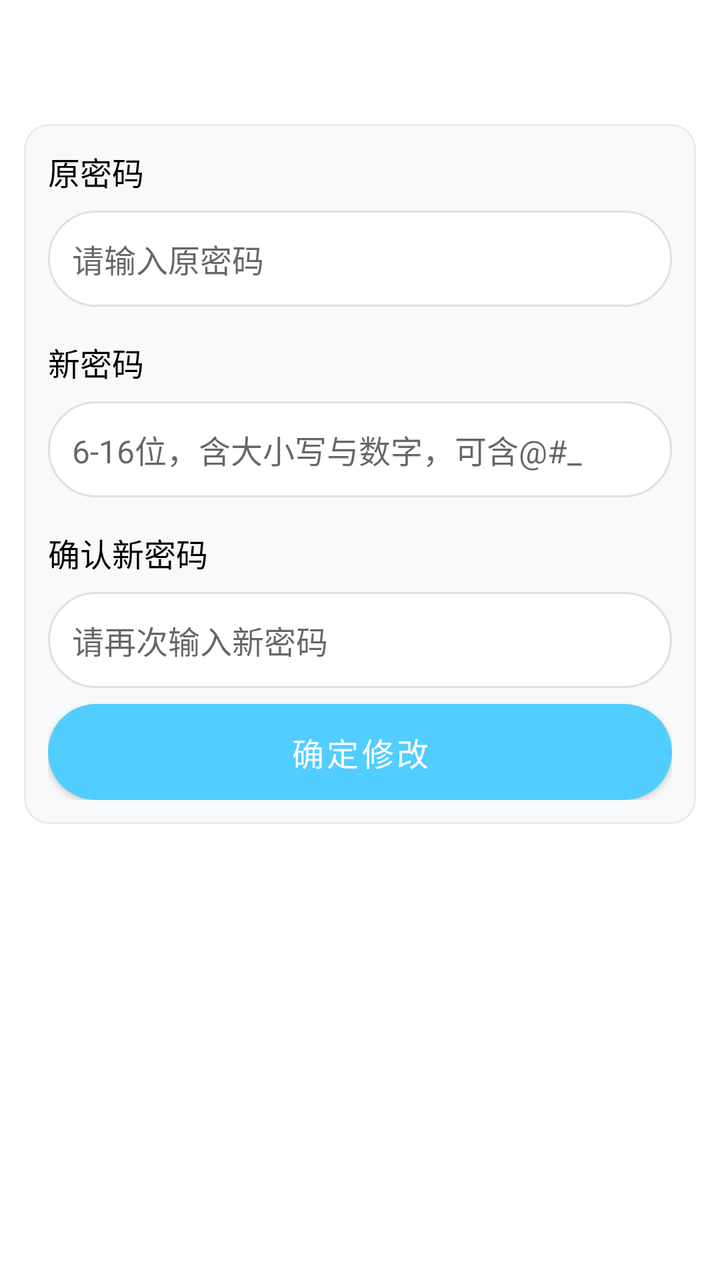
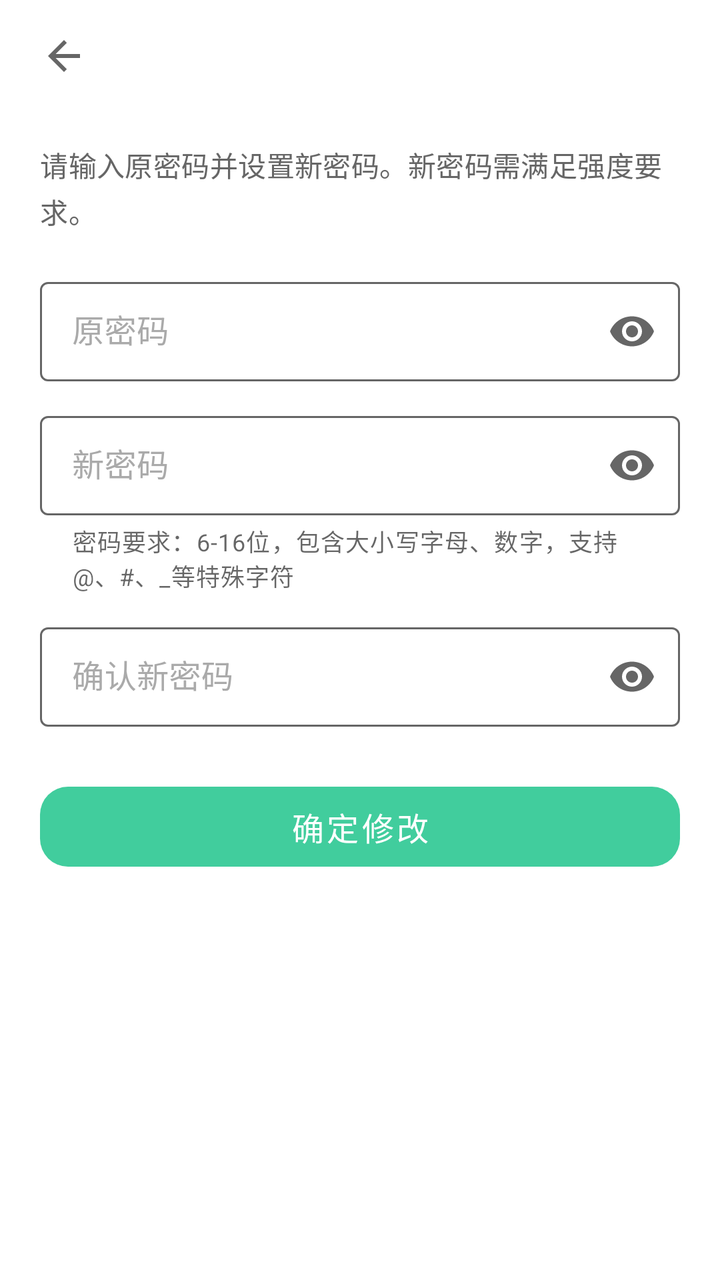

The first picture is an Android layout as it rendered before a commit; the second is the same layout after the commit. The layout source and the unified diff follow.
<!-- AndroidManifest.xml: activity theme Theme.PomodoroTimer.NoActionBar -->
<!-- res/layout/activity_change_password.xml -->
<?xml version="1.0" encoding="utf-8"?>
<ScrollView xmlns:android="http://schemas.android.com/apk/res/android"
    android:layout_width="match_parent"
    android:layout_height="match_parent"
    android:scrollbars="none">

    <LinearLayout
        android:layout_width="match_parent"
        android:layout_height="wrap_content"
        android:orientation="vertical"
        android:layout_marginTop="40dp"
        android:padding="12dp">

        <LinearLayout
            android:layout_width="match_parent"
            android:layout_height="wrap_content"
            android:layout_marginTop="10dp"
            android:orientation="vertical"
            android:background="@drawable/account_section_background"
            android:padding="12dp">

            <TextView
                android:layout_width="wrap_content"
                android:layout_height="wrap_content"
                android:text="@string/account_label_old_password"
                android:textSize="16sp"
                android:textColor="@color/text_primary"
                android:layout_marginBottom="8dp"/>

            <EditText
                android:id="@+id/et_old_password"
                android:layout_width="match_parent"
                android:layout_height="48dp"
                android:background="@drawable/edit_text_background"
                android:padding="12dp"
                android:hint="@string/account_error_old_password_required"
                android:textSize="16sp"
                android:maxLength="16"
                android:inputType="textPassword"
                android:layout_marginBottom="16dp"/>

            <TextView
                android:layout_width="wrap_content"
                android:layout_height="wrap_content"
                android:text="@string/account_label_new_password"
                android:textSize="16sp"
                android:textColor="@color/text_primary"
                android:layout_marginBottom="8dp"/>

            <EditText
                android:id="@+id/et_new_password"
                android:layout_width="match_parent"
                android:layout_height="48dp"
                android:background="@drawable/edit_text_background"
                android:padding="12dp"
                android:hint="@string/account_hint_password_format"
                android:textSize="16sp"
                android:maxLength="16"
                android:inputType="textPassword"
                android:layout_marginBottom="16dp"/>

            <TextView
                android:layout_width="wrap_content"
                android:layout_height="wrap_content"
                android:text="@string/account_label_confirm_new_password"
                android:textSize="16sp"
                android:textColor="@color/text_primary"
                android:layout_marginBottom="8dp"/>

            <EditText
                android:id="@+id/et_confirm_password"
                android:layout_width="match_parent"
                android:layout_height="48dp"
                android:background="@drawable/edit_text_background"
                android:padding="12dp"
                android:hint="@string/account_error_confirm_new_password_required"
                android:textSize="16sp"
                android:maxLength="16"
                android:inputType="textPassword"
                android:layout_marginBottom="8dp"/>

            <TextView
                android:id="@+id/tv_tip"
                android:layout_width="match_parent"
                android:layout_height="wrap_content"
                android:textColor="@color/error"
                android:textSize="12sp"
                android:visibility="gone"
                android:layout_marginBottom="8dp"/>

            <Button
                android:id="@+id/btn_submit"
                android:layout_width="match_parent"
                android:layout_height="48dp"
                android:text="@string/account_btn_change_password"
                android:textSize="16sp"
                android:background="@drawable/button_blue_background"
                android:textColor="@color/white"/>

        </LinearLayout>

    </LinearLayout>

</ScrollView>
<!-- resources referenced by this layout -->
<resources>
  <color name="error">#FFF44336</color>
  <color name="white">#FFFFFFFF</color>
  <!-- drawable account_section_background (drawable) -->
  <?xml version="1.0" encoding="utf-8"?>
  <shape xmlns:android="http://schemas.android.com/apk/res/android"
      android:shape="rectangle">
      <solid android:color="@color/account_section_bg" />
      <corners android:radius="12dp" />
      <stroke
          android:width="1dp"
          android:color="@color/account_section_border" />
  </shape>
  <!-- drawable button_blue_background (drawable) -->
  <?xml version="1.0" encoding="utf-8"?>
  <shape xmlns:android="http://schemas.android.com/apk/res/android"
      android:shape="rectangle">
      <solid android:color="#2196F3" />
      <corners android:radius="28dp" />
  </shape>
  <!-- drawable edit_text_background (drawable) -->
  <?xml version="1.0" encoding="utf-8"?>
  <shape xmlns:android="http://schemas.android.com/apk/res/android"
      android:shape="rectangle">
      <solid android:color="@color/white" />
      <corners android:radius="24dp" />
      <stroke
          android:width="1dp"
          android:color="#E0E0E0" />
  </shape>
  <string name="account_error_confirm_new_password_required">请再次输入新密码</string>
  <string name="account_error_old_password_required">请输入原密码</string>
  <string name="account_hint_password_format">6-16位，含大小写与数字，可含@#_</string>
  <style name="Theme.PomodoroTimer.NoActionBar" parent="Theme.MaterialComponents.DayNight.NoActionBar">
          <item name="windowActionBar">false</item>
          <item name="windowNoTitle">true</item>
          <item name="colorPrimary">@color/skyblue</item>
          <item name="colorPrimaryVariant">@color/default_theme_dark</item>
          <item name="colorOnPrimary">@color/text_primary</item>
          <item name="android:statusBarColor">@color/background_card</item>
          <item name="android:navigationBarColor">@color/background_card</item>
          <item name="android:windowFullscreen">false</item>
          <item name="android:windowContentOverlay">@null</item>
      </style>
  <color name="account_section_bg">#FFF8F9FA</color>
  <color name="account_section_border">#FFE9ECEF</color>
  <color name="skyblue">#FF51CDFF</color>
  <color name="default_theme_dark">#014971</color>
  <color name="background_card">#FFFFFFFF</color>
  <!-- unchanged entries left out for length: 5 -->
</resources>

<!-- the commit's change to res/layout/activity_change_password.xml (unified diff, before → after) -->
@@ -1,104 +1,133 @@
 <?xml version="1.0" encoding="utf-8"?>
-<ScrollView xmlns:android="http://schemas.android.com/apk/res/android"
+<LinearLayout xmlns:android="http://schemas.android.com/apk/res/android"
+    xmlns:app="http://schemas.android.com/apk/res-auto"
     android:layout_width="match_parent"
     android:layout_height="match_parent"
-    android:scrollbars="none">
+    android:orientation="vertical">
 
-    <LinearLayout
+    <include layout="@layout/include_subpage_toolbar" />
+
+    <androidx.core.widget.NestedScrollView
+        android:id="@+id/subpage_content"
         android:layout_width="match_parent"
-        android:layout_height="wrap_content"
-        android:orientation="vertical"
-        android:layout_marginTop="40dp"
-        android:padding="12dp">
+        android:layout_height="0dp"
+        android:layout_weight="1"
+        android:clipToPadding="false"
+        android:fillViewport="true"
+        android:overScrollMode="ifContentScrolls"
+        android:scrollbars="none">
 
         <LinearLayout
             android:layout_width="match_parent"
             android:layout_height="wrap_content"
-            android:layout_marginTop="10dp"
             android:orientation="vertical"
-            android:background="@drawable/account_section_background"
-            android:padding="12dp">
+            android:paddingHorizontal="20dp"
+            android:paddingTop="16dp"
+            android:paddingBottom="32dp">
 
             <TextView
-                android:layout_width="wrap_content"
+                style="@style/AuthFormSubtitle"
+                android:layout_width="match_parent"
                 android:layout_height="wrap_content"
-                android:text="@string/account_label_old_password"
-                android:textSize="16sp"
-                android:textColor="@color/text_primary"
-                android:layout_marginBottom="8dp"/>
+                android:text="@string/auth_change_password_subtitle" />
 
-            <EditText
-                android:id="@+id/et_old_password"
+            <com.google.android.material.textfield.TextInputLayout
+                android:id="@+id/til_old_password"
+                style="@style/AuthTextInputLayout"
                 android:layout_width="match_parent"
-                android:layout_height="48dp"
-                android:background="@drawable/edit_text_background"
-                android:padding="12dp"
-                android:hint="@string/account_error_old_password_required"
-                android:textSize="16sp"
-                android:maxLength="16"
-                android:inputType="textPassword"
-                android:layout_marginBottom="16dp"/>
+                android:layout_height="wrap_content"
+                android:layout_marginTop="20dp"
+                android:hint="@string/account_label_old_password"
+                app:endIconMode="password_toggle">
 
-            <TextView
-                android:layout_width="wrap_content"
+                <com.google.android.material.textfield.TextInputEditText
+                    android:id="@+id/et_old_password"
+                    style="@style/AuthTextInputEditText"
+                    android:layout_width="match_parent"
+                    android:layout_height="wrap_content"
+                    android:imeOptions="actionNext"
+                    android:inputType="textPassword"
+                    android:maxLength="16"
+                    android:maxLines="1" />
+            </com.google.android.material.textfield.TextInputLayout>
+
+            <com.google.android.material.textfield.TextInputLayout
+                android:id="@+id/til_new_password"
+                style="@style/AuthTextInputLayout"
+                android:layout_width="match_parent"
                 android:layout_height="wrap_content"
-                android:text="@string/account_label_new_password"
-                android:textSize="16sp"
-                android:textColor="@color/text_primary"
-                android:layout_marginBottom="8dp"/>
+                android:layout_marginTop="12dp"
+                android:hint="@string/account_label_new_password"
+                app:endIconMode="password_toggle"
+                app:helperText="@string/account_hint_password_requirements"
+                app:helperTextEnabled="true">
 
-            <EditText
-                android:id="@+id/et_new_password"
+                <com.google.android.material.textfield.TextInputEditText
+                    android:id="@+id/et_new_password"
+                    style="@style/AuthTextInputEditText"
+                    android:layout_width="match_parent"
+                    android:layout_height="wrap_content"
+                    android:imeOptions="actionNext"
+                    android:inputType="textPassword"
+                    android:maxLength="16"
+                    android:maxLines="1" />
+            </com.google.android.material.textfield.TextInputLayout>
+
+            <com.google.android.material.textfield.TextInputLayout
+                android:id="@+id/til_confirm_password"
+                style="@style/AuthTextInputLayout"
                 android:layout_width="match_parent"
-                android:layout_height="48dp"
-                android:background="@drawable/edit_text_background"
-                android:padding="12dp"
-                android:hint="@string/account_hint_password_format"
-                android:textSize="16sp"
-                android:maxLength="16"
-                android:inputType="textPassword"
-                android:layout_marginBottom="16dp"/>
+                android:layout_height="wrap_content"
+                android:layout_marginTop="12dp"
+                android:hint="@string/account_label_confirm_new_password"
+                app:endIconMode="password_toggle">
 
-            <TextView
-                android:layout_width="wrap_content"
-                android:layout_height="wrap_content"
-                android:text="@string/account_label_confirm_new_password"
-                android:textSize="16sp"
-                android:textColor="@color/text_primary"
-                android:layout_marginBottom="8dp"/>
-
-            <EditText
-                android:id="@+id/et_confirm_password"
-                android:layout_width="match_parent"
-                android:layout_height="48dp"
-                android:background="@drawable/edit_text_background"
-                android:padding="12dp"
-                android:hint="@string/account_error_confirm_new_password_required"
-                android:textSize="16sp"
-                android:maxLength="16"
-                android:inputType="textPassword"
-                android:layout_marginBottom="8dp"/>
+                <com.google.android.material.textfield.TextInputEditText
+                    android:id="@+id/et_confirm_password"
+                    style="@style/AuthTextInputEditText"
+                    android:layout_width="match_parent"
+                    android:layout_height="wrap_content"
+                    android:imeOptions="actionDone"
+                    android:inputType="textPassword"
+                    android:maxLength="16"
+                    android:maxLines="1" />
+            </com.google.android.material.textfield.TextInputLayout>
 
             <TextView
                 android:id="@+id/tv_tip"
                 android:layout_width="match_parent"
                 android:layout_height="wrap_content"
-                android:textColor="@color/error"
-                android:textSize="12sp"
-                android:visibility="gone"
-                android:layout_marginBottom="8dp"/>
+                android:layout_marginTop="8dp"
+                android:textColor="@color/semantic_error"
+                android:textSize="13sp"
+                android:visibility="gone" />
 
-            <Button
+            <com.google.android.material.button.MaterialButton
                 android:id="@+id/btn_submit"
+                style="@style/AuthPrimaryButton"
                 android:layout_width="match_parent"
-                android:layout_height="48dp"
-                android:text="@string/account_btn_change_password"
-                android:textSize="16sp"
-                android:background="@drawable/button_blue_background"
-                android:textColor="@color/white"/>
+                android:layout_height="wrap_content"
+                android:layout_marginTop="24dp"
+                android:text="@string/account_btn_change_password" />
+        </LinearLayout>
+    </androidx.core.widget.NestedScrollView>
+</LinearLayout>
+<!-- res/layout/include_subpage_toolbar.xml (included above) -->
+<?xml version="1.0" encoding="utf-8"?>
+<FrameLayout xmlns:android="http://schemas.android.com/apk/res/android"
+    xmlns:app="http://schemas.android.com/apk/res-auto"
+    android:id="@+id/subpage_toolbar_container"
+    android:layout_width="match_parent"
+    android:layout_height="wrap_content">
 
-        </LinearLayout>
-
-    </LinearLayout>
-
-</ScrollView>
+    <com.google.android.material.appbar.MaterialToolbar
+        android:id="@+id/subpage_toolbar"
+        style="@style/MainToolbar"
+        android:layout_width="match_parent"
+        android:layout_height="56dp"
+        android:paddingStart="4dp"
+        android:paddingEnd="12dp"
+        app:navigationIcon="@drawable/ic_back"
+        app:titleCentered="false"
+        app:titleTextAppearance="@style/AppActionBarTitle" />
+</FrameLayout>
<!-- resource entries referenced after the edit -->
@@ -1,53 +1,112 @@
 <!-- resources referenced by this layout -->
 <resources>
-  <color name="error">#FFF44336</color>
-  <color name="white">#FFFFFFFF</color>
-  <!-- drawable account_section_background (drawable) -->
-  <?xml version="1.0" encoding="utf-8"?>
-  <shape xmlns:android="http://schemas.android.com/apk/res/android"
-      android:shape="rectangle">
-      <solid android:color="@color/account_section_bg" />
-      <corners android:radius="12dp" />
-      <stroke
-          android:width="1dp"
-          android:color="@color/account_section_border" />
-  </shape>
-  <!-- drawable button_blue_background (drawable) -->
-  <?xml version="1.0" encoding="utf-8"?>
-  <shape xmlns:android="http://schemas.android.com/apk/res/android"
-      android:shape="rectangle">
-      <solid android:color="#2196F3" />
-      <corners android:radius="28dp" />
-  </shape>
-  <!-- drawable edit_text_background (drawable) -->
-  <?xml version="1.0" encoding="utf-8"?>
-  <shape xmlns:android="http://schemas.android.com/apk/res/android"
-      android:shape="rectangle">
-      <solid android:color="@color/white" />
-      <corners android:radius="24dp" />
-      <stroke
-          android:width="1dp"
-          android:color="#E0E0E0" />
-  </shape>
-  <string name="account_error_confirm_new_password_required">请再次输入新密码</string>
-  <string name="account_error_old_password_required">请输入原密码</string>
-  <string name="account_hint_password_format">6-16位，含大小写与数字，可含@#_</string>
+  <color name="semantic_error">#FFF44336</color>
+  <!-- drawable ic_back (drawable) -->
+  <vector xmlns:android="http://schemas.android.com/apk/res/android"
+      android:width="24dp"
+      android:height="24dp"
+      android:viewportWidth="24"
+      android:viewportHeight="24"
+      android:tint="?attr/colorControlNormal">
+      <path
+          android:fillColor="@color/text_secondary"
+          android:pathData="M20,11H7.83l5.59,-5.59L12,4l-8,8 8,8 1.41,-1.41L7.83,13H20v-2z"/>
+  </vector>
+  <string name="account_hint_password_requirements">密码要求：6-16位，包含大小写字母、数字，支持@、#、_等特殊字符</string>
+  <string name="auth_change_password_subtitle">请输入原密码并设置新密码。新密码需满足强度要求。</string>
+  <style name="AppActionBarTitle" parent="TextAppearance.AppCompat.Widget.ActionBar.Title">
+          <item name="android:textColor">@color/text_primary</item>
+          <item name="android:textSize">18sp</item>
+      </style>
+  <style name="AuthFormSubtitle">
+          <item name="android:textSize">14sp</item>
+          <item name="android:textColor">@color/text_secondary</item>
+          <item name="android:lineSpacingExtra">3dp</item>
+          <item name="android:letterSpacing">0.01</item>
+      </style>
+  <style name="AuthPrimaryButton" parent="Widget.MaterialComponents.Button.UnelevatedButton">
+          <item name="android:minHeight">52dp</item>
+          <item name="android:textAllCaps">false</item>
+          <item name="android:textColor">@color/on_brand</item>
+          <item name="android:textSize">16sp</item>
+          <item name="backgroundTint">@color/brand</item>
+          <item name="cornerRadius">14dp</item>
+          <item name="elevation">0dp</item>
+          <item name="rippleColor">@color/bottom_nav_ripple</item>
+      </style>
+  <style name="AuthTextInputEditText">
+          <item name="android:textColor">@color/text_primary</item>
+          <item name="android:textSize">16sp</item>
+          <item name="android:paddingTop">14dp</item>
+          <item name="android:paddingBottom">14dp</item>
+      </style>
+  <style name="AuthTextInputLayout" parent="Widget.MaterialComponents.TextInputLayout.OutlinedBox">
+          <item name="boxStrokeColor">@color/text_input_box_stroke</item>
+          <item name="hintTextColor">@color/brand</item>
+          <item name="android:textColorHint">@color/text_hint</item>
+      </style>
+  <style name="MainToolbar" parent="Widget.MaterialComponents.Toolbar">
+          <item name="android:background">@android:color/transparent</item>
+          <item name="background">@android:color/transparent</item>
+          <item name="android:elevation">0dp</item>
+          <item name="elevation">0dp</item>
+          <item name="android:stateListAnimator">@null</item>
+          <item name="android:outlineProvider">none</item>
+      </style>
   <style name="Theme.PomodoroTimer.NoActionBar" parent="Theme.MaterialComponents.DayNight.NoActionBar">
           <item name="windowActionBar">false</item>
           <item name="windowNoTitle">true</item>
-          <item name="colorPrimary">@color/skyblue</item>
-          <item name="colorPrimaryVariant">@color/default_theme_dark</item>
-          <item name="colorOnPrimary">@color/text_primary</item>
-          <item name="android:statusBarColor">@color/background_card</item>
-          <item name="android:navigationBarColor">@color/background_card</item>
+          <item name="colorPrimary">@color/brand</item>
+          <item name="colorPrimaryVariant">@color/brand</item>
+          <item name="colorOnPrimary">@color/on_brand</item>
+          <item name="colorSecondary">@color/brand</item>
+          <item name="colorOnSecondary">@color/on_brand</item>
+          <item name="android:statusBarColor">@color/surface_card</item>
+          <item name="android:navigationBarColor">@color/surface_card</item>
           <item name="android:windowFullscreen">false</item>
           <item name="android:windowContentOverlay">@null</item>
+          <item name="android:windowLightStatusBar" tools:targetApi="m">true</item>
+          <item name="materialAlertDialogTheme">@style/ThemeOverlay.Pomodoro.MaterialAlertDialog</item>
       </style>
-  <color name="account_section_bg">#FFF8F9FA</color>
-  <color name="account_section_border">#FFE9ECEF</color>
-  <color name="skyblue">#FF51CDFF</color>
-  <color name="default_theme_dark">#014971</color>
-  <color name="background_card">#FFFFFFFF</color>
+  <color name="text_secondary">#FF666666</color>
+  <color name="on_brand">@color/absolute_white</color>
+  <color name="brand">#FF41CD9D</color>
+  <color name="bottom_nav_ripple">#0A000000</color>
+  <color name="text_hint">#FFAAAAAA</color>
+  <color name="surface_card">#FFFFFFFF</color>
+  <style name="ThemeOverlay.Pomodoro.MaterialAlertDialog" parent="ThemeOverlay.MaterialComponents.MaterialAlertDialog">
+          <item name="colorPrimary">@color/brand</item>
+          <item name="colorSecondary">@color/brand</item>
+          <item name="colorSurface">@color/surface_card</item>
+          <item name="colorOnSurface">@color/text_primary</item>
+          <item name="materialAlertDialogTitleTextStyle">@style/TextAppearance.Pomodoro.Dialog.Title</item>
+          <item name="materialAlertDialogBodyTextStyle">@style/TextAppearance.Pomodoro.Dialog.Body</item>
+          <item name="shapeAppearanceOverlay">@style/ShapeAppearance.Pomodoro.Dialog</item>
+          <item name="buttonBarPositiveButtonStyle">@style/Widget.Pomodoro.Dialog.Button</item>
+          <item name="buttonBarNegativeButtonStyle">@style/Widget.Pomodoro.Dialog.Button</item>
+          <item name="buttonBarNeutralButtonStyle">@style/Widget.Pomodoro.Dialog.Button</item>
+      </style>
+  <color name="absolute_white">#FFFFFFFF</color>
+  <style name="TextAppearance.Pomodoro.Dialog.Title" parent="MaterialAlertDialog.MaterialComponents.Title.Text">
+          <item name="android:textColor">@color/text_primary</item>
+          <item name="android:textSize">18sp</item>
+          <item name="android:textStyle">bold</item>
+      </style>
+  <style name="TextAppearance.Pomodoro.Dialog.Body" parent="MaterialAlertDialog.MaterialComponents.Body.Text">
+          <item name="android:textColor">@color/text_secondary</item>
+          <item name="android:textSize">14sp</item>
+          <item name="android:lineSpacingExtra">3dp</item>
+      </style>
+  <style name="ShapeAppearance.Pomodoro.Dialog" parent="ShapeAppearance.MaterialComponents.LargeComponent">
+          <item name="cornerFamily">rounded</item>
+          <item name="cornerSize">20dp</item>
+      </style>
+  <style name="Widget.Pomodoro.Dialog.Button" parent="Widget.MaterialComponents.Button.TextButton.Dialog">
+          <item name="android:textColor">@color/brand</item>
+          <item name="android:textAllCaps">false</item>
+          <item name="rippleColor">@color/brand_container</item>
+      </style>
+  <color name="brand_container">#1A41CD9D</color>
   <!-- unchanged entries left out for length: 5 -->
 </resources>
 
